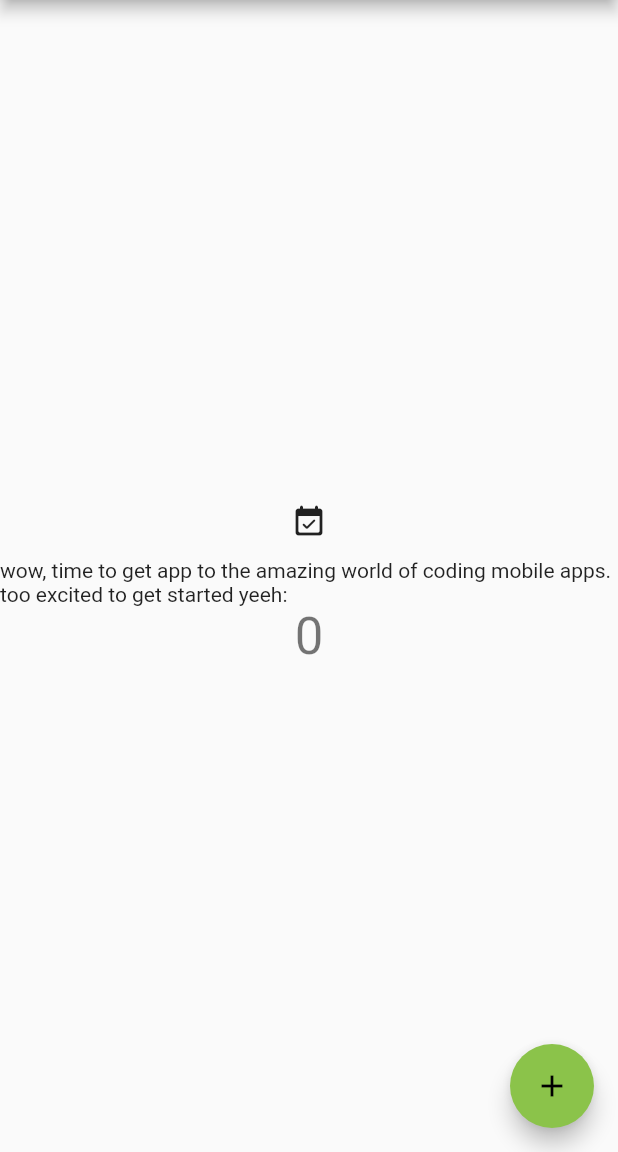
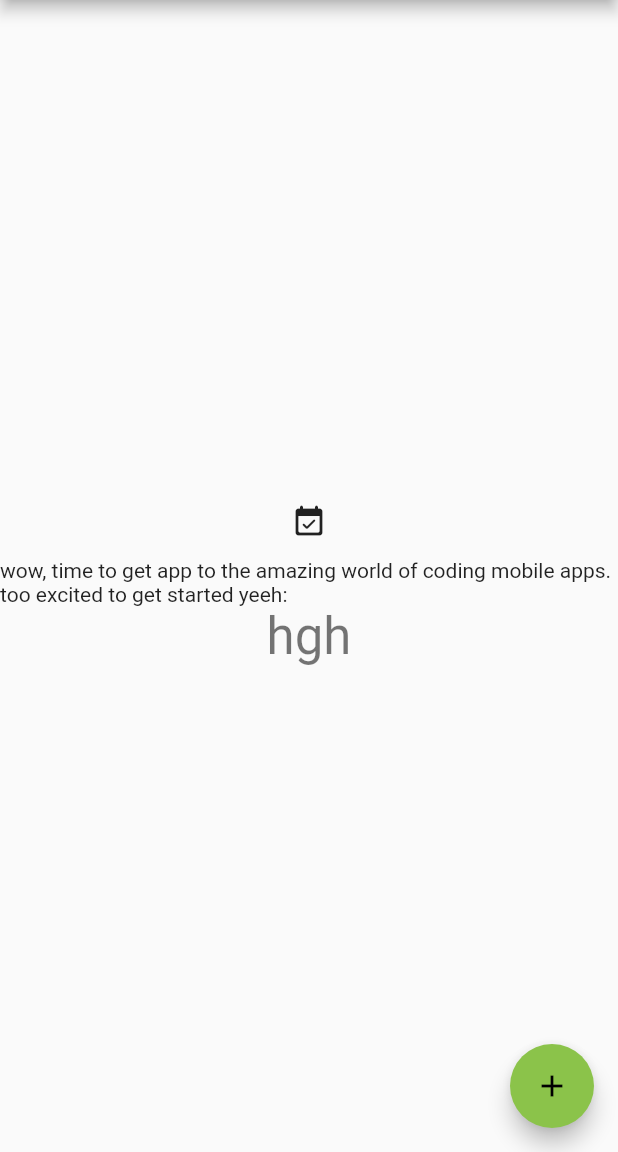
Before and after one commit to dom-inic/journal_app, a Flutter app: the screen it shows after launch, on a phone screen of 412 x 824 dp, the part 84-1236 px from its top. Run offline on Flutter 3.47's test engine with Material 2 defaults, Android fonts, the phone set to English and light mode, and no system bars.

```diff
--- a/lib/main.dart
+++ b/lib/main.dart
@@ -11,21 +11,11 @@ class MyApp extends StatelessWidget {
   @override
   Widget build(BuildContext context) {
     return MaterialApp(
-      title: 'Flutter Demo',
+      title: 'Journal app',
       theme: ThemeData(
-        // This is the theme of your application.
-        //
-        // Try running your application with "flutter run". You'll see the
-        // application has a blue toolbar. Then, without quitting the app, try
-        // changing the primarySwatch below to Colors.green and then invoke
-        // "hot reload" (press "r" in the console where you ran "flutter run",
-        // or simply save your changes to "hot reload" in a Flutter IDE).
-        // Notice that the counter didn't reset back to zero; the application
-        // is not restarted.
+
         primarySwatch: Colors.lightGreen,
-        // This makes the visual density adapt to the platform that you run
-        // the app on. For desktop platforms, the controls will be smaller and
-        // closer together (more dense) than on mobile platforms.
+
         visualDensity: VisualDensity.adaptivePlatformDensity,
       ),
       home: MyHomePage(title: 'Journal app Home page'),
@@ -36,14 +26,6 @@ class MyApp extends StatelessWidget {
 class MyHomePage extends StatefulWidget {
   MyHomePage({Key key, this.title}) : super(key: key);
 
-  // This widget is the home page of your application. It is stateful, meaning
-  // that it has a State object (defined below) that contains fields that affect
-  // how it looks.
-
-  // This class is the configuration for the state. It holds the values (in this
-  // case the title) provided by the parent (in this case the App widget) and
-  // used by the build method of the State. Fields in a Widget subclass are
-  // always marked "final".
 
   final String title;
 
@@ -52,51 +34,20 @@ class MyHomePage extends StatefulWidget {
 }
 
 class _MyHomePageState extends State<MyHomePage> {
-  int _counter = 0;
 
-  void _incrementCounter() {
-    setState(() {
-      // This call to setState tells the Flutter framework that something has
-      // changed in this State, which causes it to rerun the build method below
-      // so that the display can reflect the updated values. If we changed
-      // _counter without calling setState(), then the build method would not be
-      // called again, and so nothing would appear to happen.
-      _counter++;
-    });
-  }
+
 
   @override
   Widget build(BuildContext context) {
-    // This method is rerun every time setState is called, for instance as done
-    // by the _incrementCounter method above.
-    //
-    // The Flutter framework has been optimized to make rerunning build methods
-    // fast, so that you can just rebuild anything that needs updating rather
-    // than having to individually change instances of widgets.
     return Scaffold(
       appBar: AppBar(
-        // Here we take the value from the MyHomePage object that was created by
-        // the App.build method, and use it to set our appbar title.
         title: Text(widget.title),
       ),
       body: Center(
         // Center is a layout widget. It takes a single child and positions it
         // in the middle of the parent.
         child: Column(
-          // Column is also a layout widget. It takes a list of children and
-          // arranges them vertically. By default, it sizes itself to fit its
-          // children horizontally, and tries to be as tall as its parent.
-          //
-          // Invoke "debug painting" (press "p" in the console, choose the
-          // "Toggle Debug Paint" action from the Flutter Inspector in Android
-          // Studio, or the "Toggle Debug Paint" command in Visual Studio Code)
-          // to see the wireframe for each widget.
-          //
-          // Column has various properties to control how it sizes itself and
-          // how it positions its children. Here we use mainAxisAlignment to
-          // center the children vertically; the main axis here is the vertical
-          // axis because Columns are vertical (the cross axis would be
-          // horizontal).
+
           mainAxisAlignment: MainAxisAlignment.center,
           children: <Widget>[
             FlatButton(
@@ -107,7 +58,7 @@ class _MyHomePageState extends State<MyHomePage> {
               'wow, time to get app to the amazing world of coding mobile apps. too excited to get started yeeh:',
             ),
             Text(
-              '$_counter',
+              'hgh',
               style: Theme.of(context).textTheme.headline4,
             ),
           ],
@@ -123,39 +74,3 @@ class _MyHomePageState extends State<MyHomePage> {
     );
   }
 }
-
-// class AboutPage extends StatelessWidget {
-//   @override
-//   Widget build(BuildContext context) {
-//     return Scaffold(
-//       appBar: AppBar(
-//         title: Text('About the App'),
-//       ),
-//       body: Column(children: [
-//         Text('this widget will show all the data regarding the app'),
-//         FlatButton(
-//           onPressed:() {
-//             Navigator.push(context,
-//             MaterialPageRoute(builder: => HomePage(title: 'homepage',)));
-//           },
-//           child: null)
-//       ],),
-
-
-//     );
-//   }
-// }
-
-// class ProductPage extends StatefulWidget {
-//   @override
-//   _ProductPageState createState() => _ProductPageState();
-// }
-
-// class _ProductPageState extends State<ProductPage> {
-//   @override
-//   Widget build(BuildContext context) {
-//     return Container(
-
-//     );
-//   }
-// }
--- a/pubspec.yaml
+++ b/pubspec.yaml
@@ -28,7 +28,7 @@ dependencies:
   # The following adds the Cupertino Icons font to your application.
   # Use with the CupertinoIcons class for iOS style icons.
   cupertino_icons: ^1.0.0
-  sqflite: ^1.3.0
+  # sqflite: ^1.3.0
 
 dev_dependencies:
   flutter_test:
```
Also changed, not shown: pubspec.lock.
